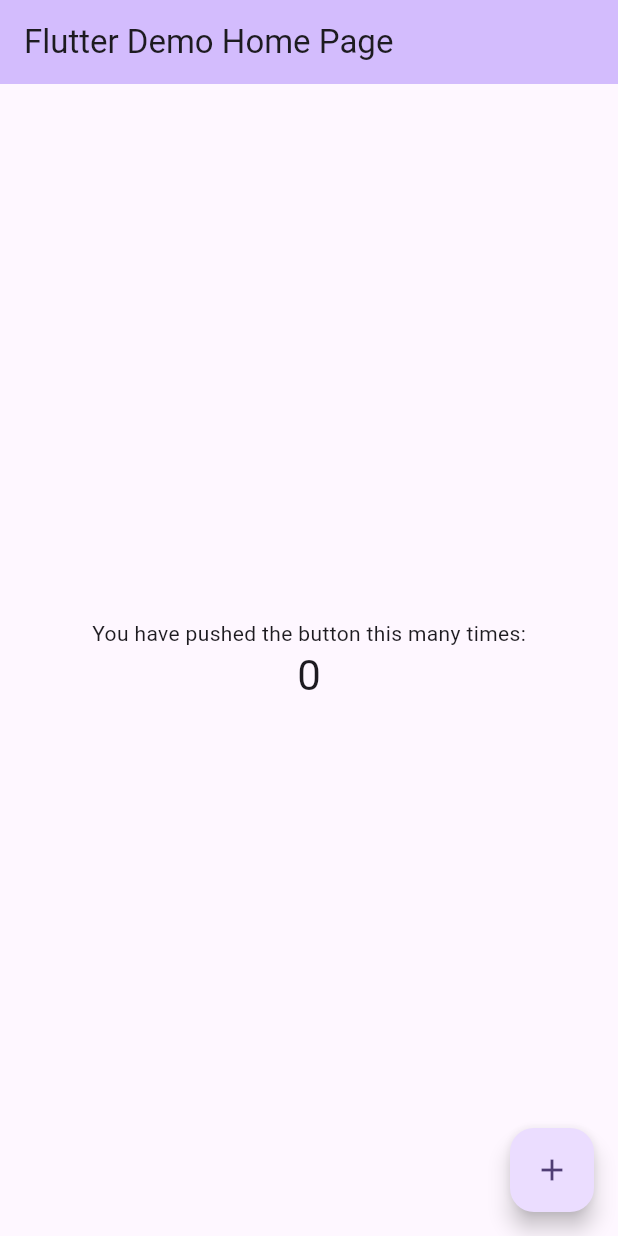
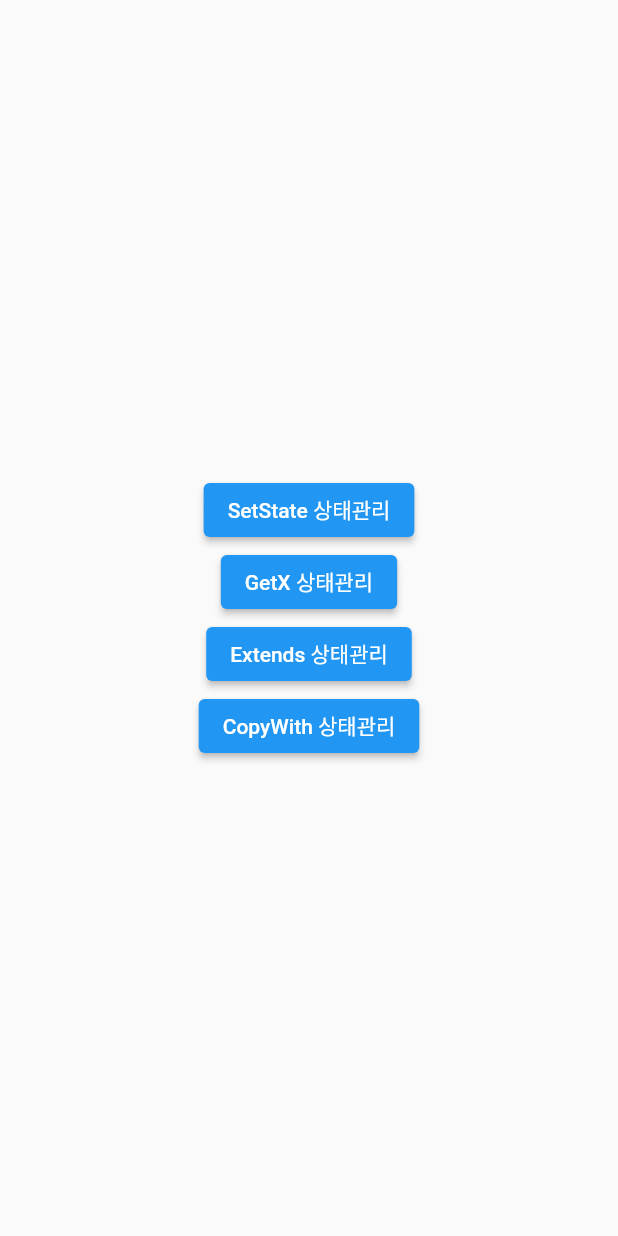
Before and after one commit to seolhs04/flutter_bloc_master_course, a Flutter app: the screen it shows after launch, on a phone screen of 412 x 824 dp. Run offline on Flutter 3.47's test engine with Material 2 defaults, Android fonts, the phone set to English and light mode, and no system bars; our stand-ins replace dio, equatable.

Commit message:
setState 방식 list 구현

```diff
--- a/lib/main.dart
+++ b/lib/main.dart
@@ -1,4 +1,5 @@
 import 'package:flutter/material.dart';
+import 'package:flutter_bloc_master_course/src/app.dart';
 
 void main() {
   runApp(const MyApp());
@@ -7,119 +8,12 @@
 class MyApp extends StatelessWidget {
   const MyApp({super.key});
 
-  // This widget is the root of your application.
   @override
   Widget build(BuildContext context) {
     return MaterialApp(
       title: 'Flutter Demo',
-      theme: ThemeData(
-        // This is the theme of your application.
-        //
-        // TRY THIS: Try running your application with "flutter run". You'll see
-        // the application has a blue toolbar. Then, without quitting the app,
-        // try changing the seedColor in the colorScheme below to Colors.green
-        // and then invoke "hot reload" (save your changes or press the "hot
-        // reload" button in a Flutter-supported IDE, or press "r" if you used
-        // the command line to start the app).
-        //
-        // Notice that the counter didn't reset back to zero; the application
-        // state is not lost during the reload. To reset the state, use hot
-        // restart instead.
-        //
-        // This works for code too, not just values: Most code changes can be
-        // tested with just a hot reload.
-        colorScheme: ColorScheme.fromSeed(seedColor: Colors.deepPurple),
-        useMaterial3: true,
-      ),
-      home: const MyHomePage(title: 'Flutter Demo Home Page'),
+      theme: ThemeData(),
+      home: const App(),
     );
   }
 }
-
-class MyHomePage extends StatefulWidget {
-  const MyHomePage({super.key, required this.title});
-
-  // This widget is the home page of your application. It is stateful, meaning
-  // that it has a State object (defined below) that contains fields that affect
-  // how it looks.
-
-  // This class is the configuration for the state. It holds the values (in this
-  // case the title) provided by the parent (in this case the App widget) and
-  // used by the build method of the State. Fields in a Widget subclass are
-  // always marked "final".
-
-  final String title;
-
-  @override
-  State<MyHomePage> createState() => _MyHomePageState();
-}
-
-class _MyHomePageState extends State<MyHomePage> {
-  int _counter = 0;
-
-  void _incrementCounter() {
-    setState(() {
-      // This call to setState tells the Flutter framework that something has
-      // changed in this State, which causes it to rerun the build method below
-      // so that the display can reflect the updated values. If we changed
-      // _counter without calling setState(), then the build method would not be
-      // called again, and so nothing would appear to happen.
-      _counter++;
-    });
-  }
-
-  @override
-  Widget build(BuildContext context) {
-    // This method is rerun every time setState is called, for instance as done
-    // by the _incrementCounter method above.
-    //
-    // The Flutter framework has been optimized to make rerunning build methods
-    // fast, so that you can just rebuild anything that needs updating rather
-    // than having to individually change instances of widgets.
-    return Scaffold(
-      appBar: AppBar(
-        // TRY THIS: Try changing the color here to a specific color (to
-        // Colors.amber, perhaps?) and trigger a hot reload to see the AppBar
-        // change color while the other colors stay the same.
-        backgroundColor: Theme.of(context).colorScheme.inversePrimary,
-        // Here we take the value from the MyHomePage object that was created by
-        // the App.build method, and use it to set our appbar title.
-        title: Text(widget.title),
-      ),
-      body: Center(
-        // Center is a layout widget. It takes a single child and positions it
-        // in the middle of the parent.
-        child: Column(
-          // Column is also a layout widget. It takes a list of children and
-          // arranges them vertically. By default, it sizes itself to fit its
-          // children horizontally, and tries to be as tall as its parent.
-          //
-          // Column has various properties to control how it sizes itself and
-          // how it positions its children. Here we use mainAxisAlignment to
-          // center the children vertically; the main axis here is the vertical
-          // axis because Columns are vertical (the cross axis would be
-          // horizontal).
-          //
-          // TRY THIS: Invoke "debug painting" (choose the "Toggle Debug Paint"
-          // action in the IDE, or press "p" in the console), to see the
-          // wireframe for each widget.
-          mainAxisAlignment: MainAxisAlignment.center,
-          children: <Widget>[
-            const Text(
-              'You have pushed the button this many times:',
-            ),
-            Text(
-              '$_counter',
-              style: Theme.of(context).textTheme.headlineMedium,
-            ),
-          ],
-        ),
-      ),
-      floatingActionButton: FloatingActionButton(
-        onPressed: _incrementCounter,
-        tooltip: 'Increment',
-        child: const Icon(Icons.add),
-      ), // This trailing comma makes auto-formatting nicer for build methods.
-    );
-  }
-}
--- /dev/null
+++ b/lib/src/app.dart
@@ -0,0 +1,33 @@
+import 'package:flutter/material.dart';
+import 'package:flutter_bloc_master_course/src/set_state/user_list.dart';
+
+class App extends StatelessWidget {
+  const App({super.key});
+
+  @override
+  Widget build(BuildContext context) {
+    return Scaffold(
+      body: Center(
+        child: Column(
+          mainAxisAlignment: MainAxisAlignment.center,
+          children: [
+            ElevatedButton(
+                onPressed: () {
+                  Navigator.push(
+                    context,
+                    MaterialPageRoute(
+                      builder: (context) => const UserListPageSetState(),
+                    ),
+                  );
+                },
+                child: const Text('SetState 상태관리')),
+            ElevatedButton(onPressed: () {}, child: const Text('GetX 상태관리')),
+            ElevatedButton(onPressed: () {}, child: const Text('Extends 상태관리')),
+            ElevatedButton(
+                onPressed: () {}, child: const Text('CopyWith 상태관리')),
+          ],
+        ),
+      ),
+    );
+  }
+}
--- a/pubspec.yaml
+++ b/pubspec.yaml
@@ -35,6 +35,11 @@
   # The following adds the Cupertino Icons font to your application.
   # Use with the CupertinoIcons class for iOS style icons.
   cupertino_icons: ^1.0.2
+  get: ^4.6.5
+  dio: ^5.4.0
+  bloc: ^8.1.2
+  flutter_bloc: ^8.1.3
+  equatable: ^2.0.5
 
 dev_dependencies:
   flutter_test:
```
Also changed, not shown: lib/src/component/user_info.dart (added, +49 -0 lines), lib/src/model/user_info_result.dart (added, +49 -0 lines), lib/src/set_state/user_list.dart (added, +60 -0 lines), pubspec.lock.
